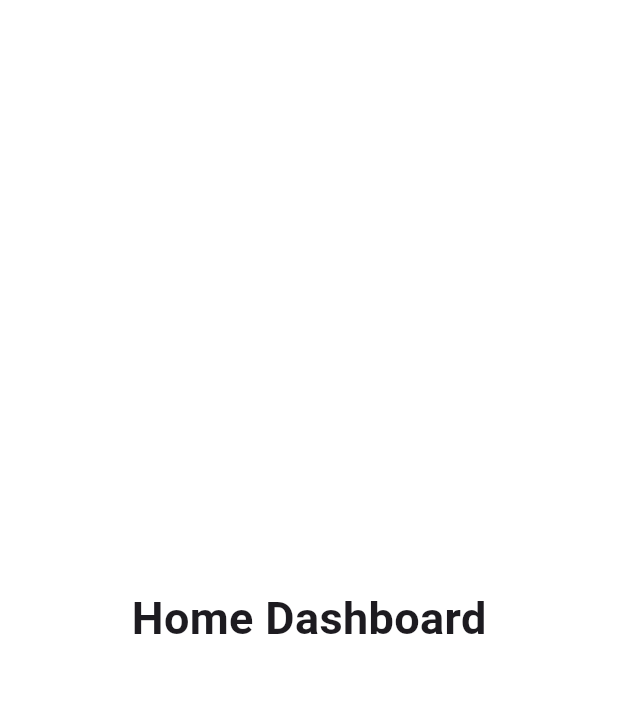
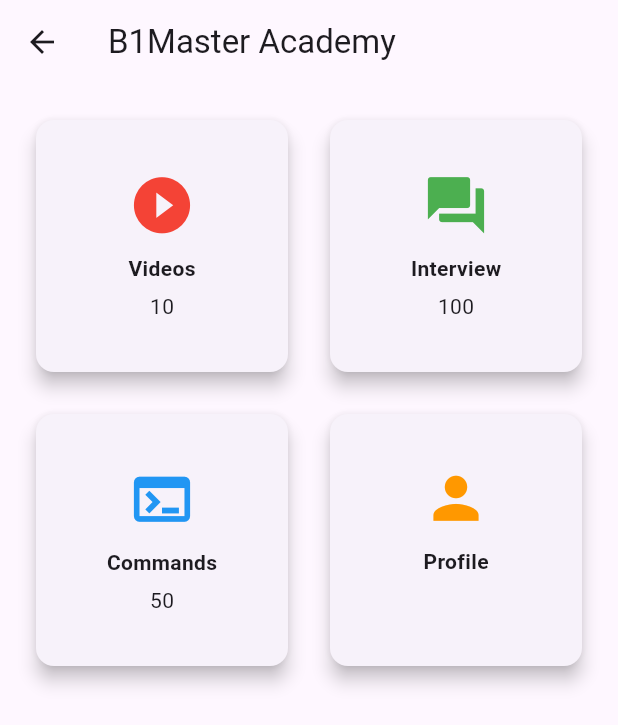
Before and after one commit to B1MasterAI/b1master-plateform, a Flutter app: the HomeScreen screen opened directly, on a phone screen of 412 x 824 dp. Shown: the top 725 px of the screen. Run offline on Flutter 3.47's test engine with Material 3 defaults, Android fonts, the phone set to English and light mode, and no system bars.

```diff
--- a/app/b1master_mobile/lib/features/home/home_screen.dart
+++ b/app/b1master_mobile/lib/features/home/home_screen.dart
@@ -1,4 +1,85 @@
 import 'package:flutter/material.dart';
+
+class HomeScreen extends StatelessWidget {
+  const HomeScreen({super.key});
+
+  Widget buildCard(
+      String title,
+      IconData icon,
+      Color color,
+      String count) {
+    return Card(
+      elevation: 5,
+      child: SizedBox(
+        height: 150,
+        child: Center(
+          child: Column(
+            mainAxisAlignment: MainAxisAlignment.center,
+            children: [
+              Icon(icon, size: 45, color: color),
+              const SizedBox(height: 10),
+              Text(title,
+                  style: const TextStyle(
+                      fontWeight: FontWeight.bold)),
+              const SizedBox(height: 5),
+              Text(count),
+            ],
+          ),
+        ),
+      ),
+    );
+  }
+
+  @override
+  Widget build(BuildContext context) {
+
+    return Scaffold(
+
+      appBar: AppBar(
+        title: const Text("B1Master Academy"),
+      ),
+
+      body: GridView.count(
+        padding: const EdgeInsets.all(20),
+        crossAxisCount: 2,
+        crossAxisSpacing: 20,
+        mainAxisSpacing: 20,
+        children: [
+
+          buildCard(
+            "Videos",
+            Icons.play_circle_fill,
+            Colors.red,
+            "10",
+          ),
+
+          buildCard(
+            "Interview",
+            Icons.question_answer,
+            Colors.green,
+            "100",
+          ),
+
+          buildCard(
+            "Commands",
+            Icons.terminal,
+            Colors.blue,
+            "50",
+          ),
+
+          buildCard(
+            "Profile",
+            Icons.person,
+            Colors.orange,
+            "",
+          ),
+
+        ],
+      ),
+
+    );
+  }
+}import 'package:flutter/material.dart';
 
 class HomeScreen extends StatelessWidget {
   const HomeScreen({super.key});
```
Also changed, not shown: app/b1master_mobile/lib/core/theme/app_theme.dart (+8 -7 lines), app/b1master_mobile/lib/features/auth/login_screen.dart (+60 -6 lines), app/b1master_mobile/lib/features/splash/splash_screen.dart (added, +42 -0 lines), app/b1master_mobile/lib/main.dart (+3 -39 lines), app/b1master_mobile/lib/widgets/bottom_nav.dart (added).
